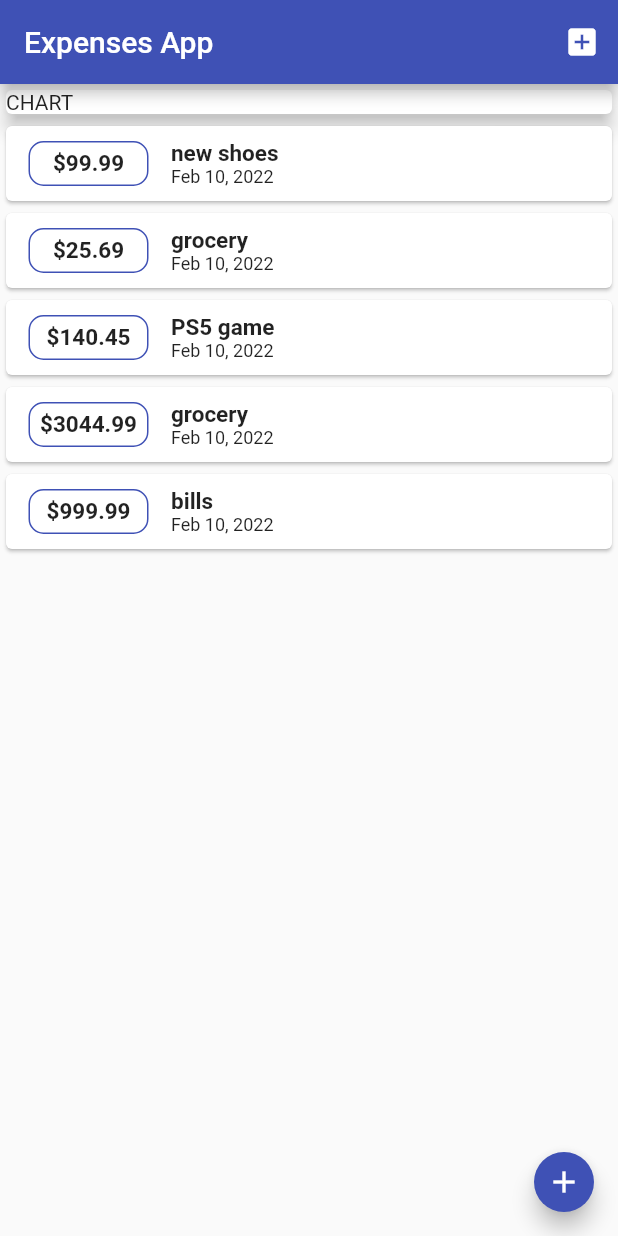
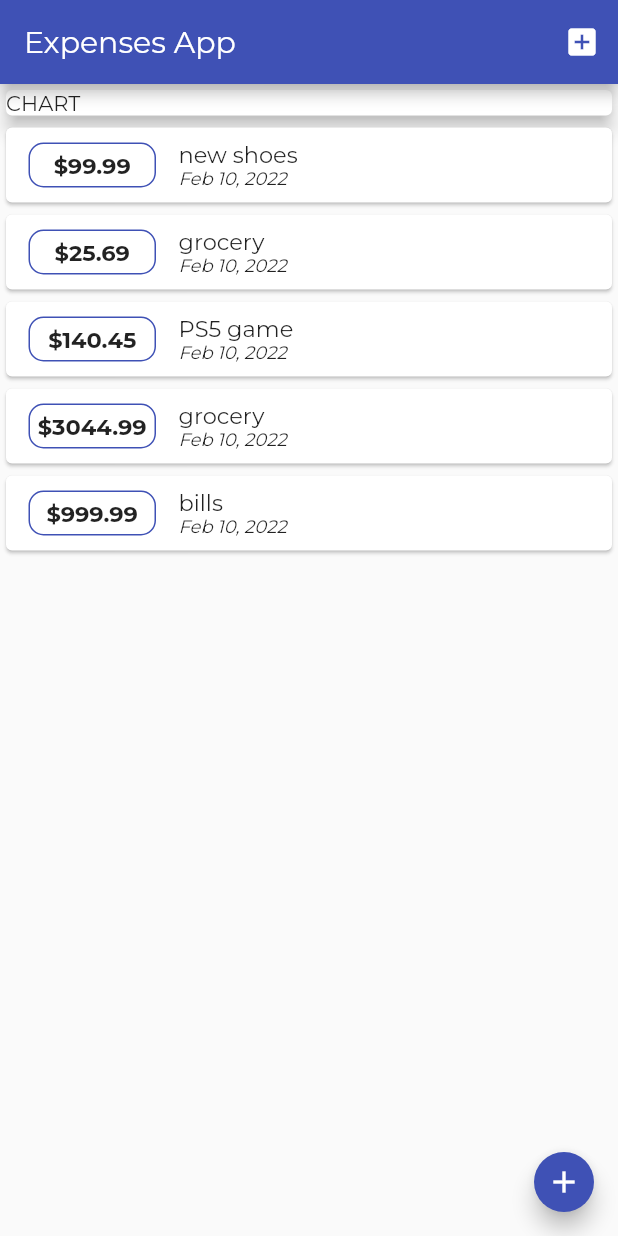
Before and after one commit to bobend212/expenses_flutter, a Flutter app: the screen it shows after launch, on a phone screen of 412 x 824 dp. Run offline on Flutter 3.47's test engine with Material 2 defaults, Android fonts, the phone set to English and light mode, and no system bars.

Commit message:
different font styles applied

```diff
--- a/lib/main.dart
+++ b/lib/main.dart
@@ -14,7 +14,7 @@ class MyApp extends StatelessWidget {
     return MaterialApp(
       debugShowCheckedModeBanner: false,
       title: 'Flutter App',
-      theme: ThemeData(primarySwatch: Colors.indigo),
+      theme: ThemeData(primarySwatch: Colors.indigo, fontFamily: 'Montserrat'),
       home: MyHomePage(),
     );
   }
--- a/lib/widgets/transaction_list.dart
+++ b/lib/widgets/transaction_list.dart
@@ -19,7 +19,7 @@ class TransactionList extends StatelessWidget {
             child: Row(
               children: [
                 Container(
-                  width: 80,
+                  width: 85,
                   alignment: Alignment.center,
                   margin: EdgeInsets.symmetric(vertical: 10, horizontal: 15),
                   decoration: BoxDecoration(
@@ -36,12 +36,13 @@ class TransactionList extends StatelessWidget {
                   children: [
                     Text(
                       transactions[index].title,
-                      style:
-                          TextStyle(fontWeight: FontWeight.bold, fontSize: 15),
+                      style: TextStyle(
+                          fontWeight: FontWeight.normal, fontSize: 15),
                     ),
                     Text(
                       DateFormat.yMMMd().format(transactions[index].date),
-                      style: TextStyle(fontSize: 12),
+                      style:
+                          TextStyle(fontSize: 12, fontStyle: FontStyle.italic),
                     ),
                   ],
                 )
```
Also changed, not shown: pubspec.yaml (+11 -6 lines), assets/fonts/Montserrat-Bold.ttf (added), assets/fonts/Montserrat-Light.ttf (added), assets/fonts/Montserrat-Medium.ttf (added), assets/fonts/Montserrat-Regular.ttf (added), assets/fonts/Rowdies-Bold.ttf (added), assets/fonts/Rowdies-Light.ttf (added), assets/fonts/Rowdies-Regular.ttf (added).
